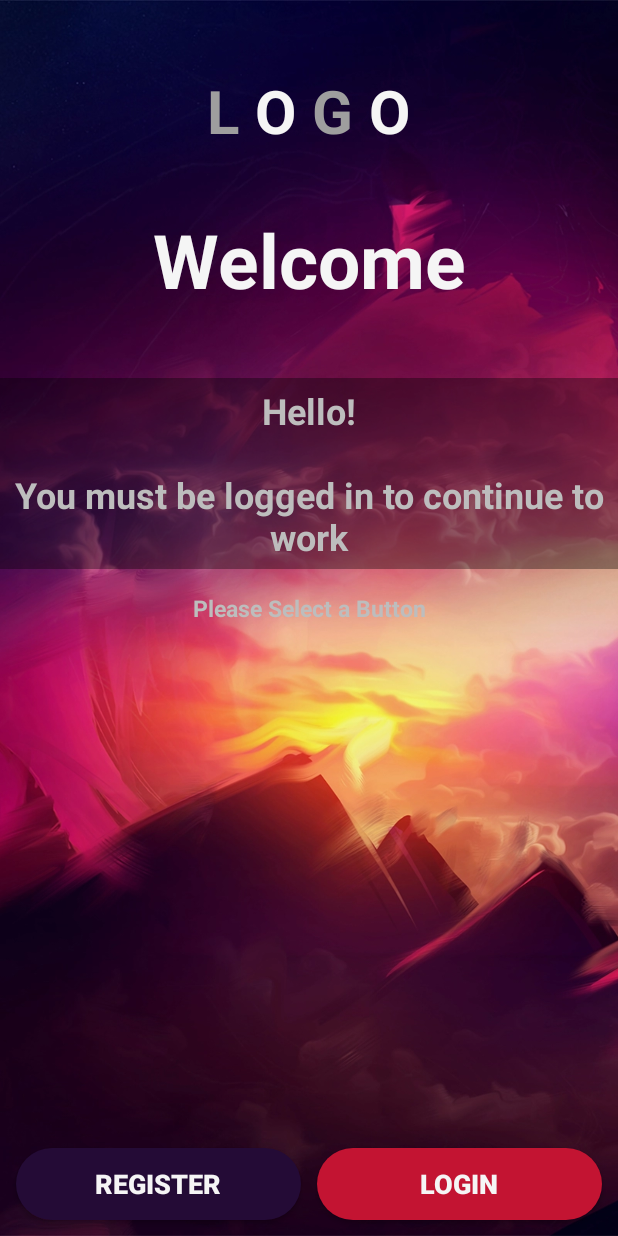
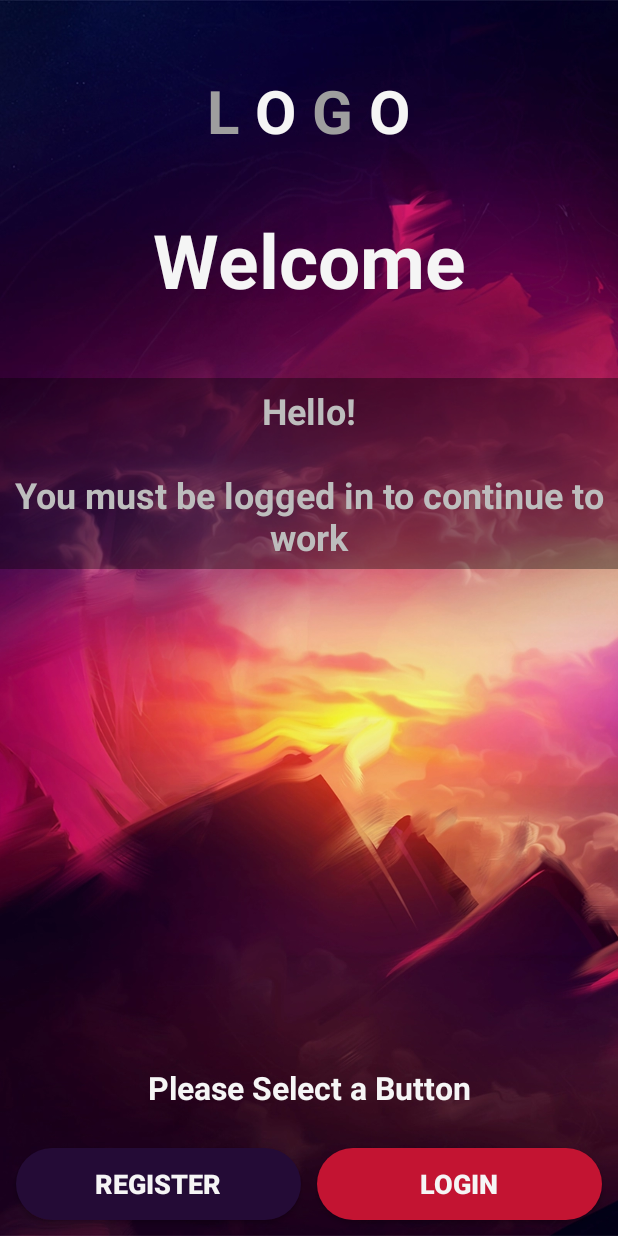
Before and after one commit to KORUSH-KABIR/MFTVWork, an Android app: the layout activity_base.xml on its own in the app's theme, with its tools: preview values and no code run, on a phone screen of 412 x 824 dp. Run offline under Robolectric (Android 15) with nearby library versions, the phone set to English and light mode, and no system bars.

Commit message:
commit init
commit init

```diff
--- a/app/src/main/res/layout/activity_base.xml
+++ b/app/src/main/res/layout/activity_base.xml
@@ -3,158 +3,160 @@
     xmlns:app="http://schemas.android.com/apk/res-auto"
     xmlns:tools="http://schemas.android.com/tools"
     android:layout_width="match_parent"
-    tools:ignore="MissingPrefix"
+    android:layout_height="match_parent"
     android:background="@drawable/shape_bg"
-    android:layout_height="match_parent"
-    tools:context=".SecondExercises.BaseActivity">
+    tools:context=".SecondExercises.BaseActivity"
+    tools:ignore="MissingPrefix">
 
     <ImageView
         android:id="@+id/header"
-        android:src="@drawable/pic_bg_4"
+        android:layout_width="match_parent"
+        android:layout_height="match_parent"
         android:scaleType="centerCrop"
-        android:layout_width="match_parent"
-        android:layout_height="match_parent" />
+        android:src="@drawable/pic_bg_4" />
 
     <LinearLayout
         android:id="@+id/logoLayout"
+        android:layout_width="wrap_content"
+        android:layout_height="100dp"
+        android:layout_centerHorizontal="true"
         android:layout_marginTop="24dp"
         android:gravity="center"
-        android:orientation="horizontal"
-        android:layout_centerHorizontal="true"
-        android:layout_width="wrap_content"
-        android:layout_height="100dp">
+        android:orientation="horizontal">
 
         <TextView
+            fontPath="bebas.ttf"
+            android:layout_width="wrap_content"
+            android:layout_height="match_parent"
+            android:layout_centerHorizontal="true"
             android:gravity="center"
-            fontPath="bebas.ttf"
+            android:padding="5dp"
             android:text="L"
+            android:textColor="@color/gray500"
             android:textSize="40sp"
-            android:layout_centerHorizontal="true"
-            android:padding="5dp"
-            android:textColor="@color/gray500"
-            android:textStyle="bold"
-            android:layout_width="wrap_content"
-            android:layout_height="match_parent" />
+            android:textStyle="bold" />
 
         <TextView
+            fontPath="bebas.ttf"
+            android:layout_width="wrap_content"
+            android:layout_height="match_parent"
+            android:layout_centerHorizontal="true"
             android:gravity="center"
-            fontPath="bebas.ttf"
+            android:padding="5dp"
             android:text="O"
+            android:textColor="@color/gray100"
             android:textSize="40sp"
-            android:layout_centerHorizontal="true"
-            android:padding="5dp"
-            android:textColor="@color/gray100"
-            android:textStyle="bold"
-            android:layout_width="wrap_content"
-            android:layout_height="match_parent" />
+            android:textStyle="bold" />
 
         <TextView
+            fontPath="bebas.ttf"
+            android:layout_width="wrap_content"
+            android:layout_height="match_parent"
+            android:layout_centerHorizontal="true"
             android:gravity="center"
-            fontPath="bebas.ttf"
+            android:padding="5dp"
             android:text="G"
+            android:textColor="@color/gray500"
             android:textSize="40sp"
-            android:layout_centerHorizontal="true"
-            android:padding="5dp"
-            android:textColor="@color/gray500"
-            android:textStyle="bold"
-            android:layout_width="wrap_content"
-            android:layout_height="match_parent" />
+            android:textStyle="bold" />
 
         <TextView
+            fontPath="bebas.ttf"
+            android:layout_width="wrap_content"
+            android:layout_height="match_parent"
+            android:layout_centerHorizontal="true"
             android:gravity="center"
-            fontPath="bebas.ttf"
+            android:padding="5dp"
             android:text="O"
+            android:textColor="@color/gray100"
             android:textSize="40sp"
-            android:layout_centerHorizontal="true"
-            android:padding="5dp"
-            android:textColor="@color/gray100"
-            android:textStyle="bold"
-            android:layout_width="wrap_content"
-            android:layout_height="match_parent" />
+            android:textStyle="bold" />
 
     </LinearLayout>
 
     <TextView
-        android:layout_below="@+id/logoLayout"
         android:id="@+id/txtWelcome"
         fontPath="cinzel_bold.otf"
+        android:layout_width="match_parent"
+        android:layout_height="wrap_content"
+        android:layout_below="@+id/logoLayout"
+        android:layout_centerHorizontal="true"
         android:layout_marginTop="10dp"
+        android:gravity="center"
+        android:padding="5dp"
         android:text="Welcome"
+        android:textColor="@color/gray100"
         android:textSize="50sp"
-        android:gravity="center"
-        android:layout_centerHorizontal="true"
-        android:padding="5dp"
-        android:textColor="@color/gray100"
-        android:textStyle="bold"
-        android:layout_width="match_parent"
-        android:layout_height="wrap_content" />
+        android:textStyle="bold" />
 
     <TextView
+        android:id="@+id/txtInfo"
+        fontPath="exo2_light.otf"
+        android:layout_width="match_parent"
+        android:layout_height="wrap_content"
+        android:layout_below="@+id/txtWelcome"
+        android:layout_centerHorizontal="true"
+        android:layout_marginTop="40dp"
         android:background="#5a000000"
-        fontPath="exo2_light.otf"
-        android:layout_below="@+id/txtWelcome"
-        android:id="@+id/txtInfo"
-        android:layout_marginTop="40dp"
+        android:gravity="center"
+        android:padding="5dp"
         android:text="Hello!\n\nYou must be logged in to continue to work"
+        android:textColor="@color/gray400"
         android:textSize="24sp"
-        android:gravity="center"
-        android:layout_centerHorizontal="true"
-        android:padding="5dp"
-        android:textColor="@color/gray400"
-        android:textStyle="bold"
-        android:layout_width="match_parent"
-        android:layout_height="wrap_content" />
+        android:textStyle="bold" />
 
     <TextView
-        fontPath="exo2_light.otf"
-        android:layout_below="@+id/txtInfo"
         android:id="@+id/txtSelect"
+        fontPath="bebas.ttf"
+        android:layout_width="match_parent"
+        android:layout_height="wrap_content"
+        android:layout_above="@+id/layoutButtons"
+        android:layout_centerHorizontal="true"
         android:layout_marginTop="10dp"
+        android:layout_marginBottom="10dp"
+        android:gravity="center"
+        android:padding="5dp"
         android:text="Please Select a Button"
-        android:textSize="15sp"
-        android:gravity="center"
-        android:layout_centerHorizontal="true"
-        android:padding="5dp"
-        android:textColor="@color/gray400"
-        android:textStyle="bold"
-        android:layout_width="match_parent"
-        android:layout_height="wrap_content" />
+        android:textColor="@color/gray100"
+        android:textSize="21sp"
+        android:textStyle="bold" />
 
     <LinearLayout
+        android:id="@+id/layoutButtons"
+        android:layout_width="match_parent"
+        android:layout_height="wrap_content"
+        android:layout_alignParentBottom="true"
         android:layout_margin="5dp"
-        android:layout_alignParentBottom="true"
         android:orientation="horizontal"
-        android:weightSum="2"
-        android:layout_width="match_parent"
-        android:layout_height="wrap_content">
+        android:weightSum="2">
 
         <Button
+            android:layout_width="0dp"
+            android:layout_height="match_parent"
+            android:layout_margin="5dp"
+            android:layout_weight="1"
+            android:background="@drawable/shape_register"
             android:clickable="true"
+            android:elevation="2dp"
             android:focusable="true"
-            android:elevation="2dp"
-            android:textStyle="bold"
+            android:text="Register"
             android:textColor="@color/gray100"
             android:textSize="18sp"
-            android:text="Register"
-            android:background="@drawable/shape_register"
+            android:textStyle="bold" />
+
+        <Button
+            android:layout_width="0dp"
+            android:layout_height="match_parent"
             android:layout_margin="5dp"
             android:layout_weight="1"
-            android:layout_width="0dp"
-            android:layout_height="match_parent" />
-
-        <Button
+            android:background="@drawable/shape_login"
             android:clickable="true"
+            android:elevation="2dp"
             android:focusable="true"
-            android:elevation="2dp"
-            android:textStyle="bold"
+            android:text="Login"
             android:textColor="@color/gray100"
             android:textSize="18sp"
-            android:text="Login"
-            android:background="@drawable/shape_login"
-            android:layout_margin="5dp"
-            android:layout_weight="1"
-            android:layout_width="0dp"
-            android:layout_height="match_parent" />
+            android:textStyle="bold" />
 
     </LinearLayout>
 
```
